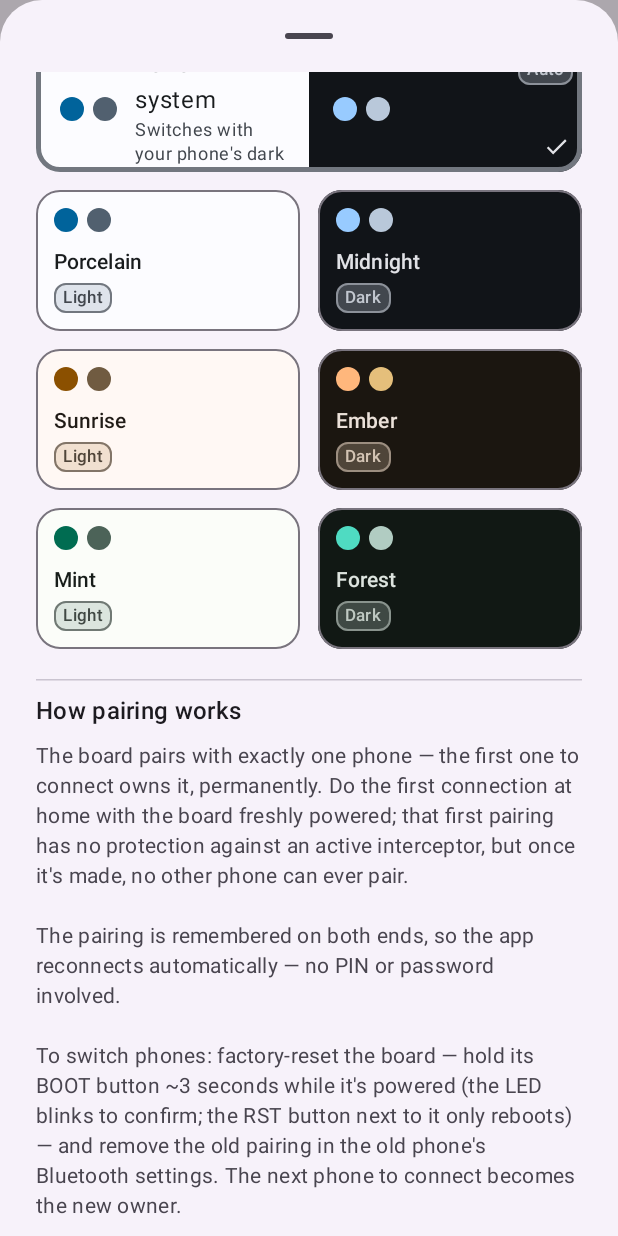
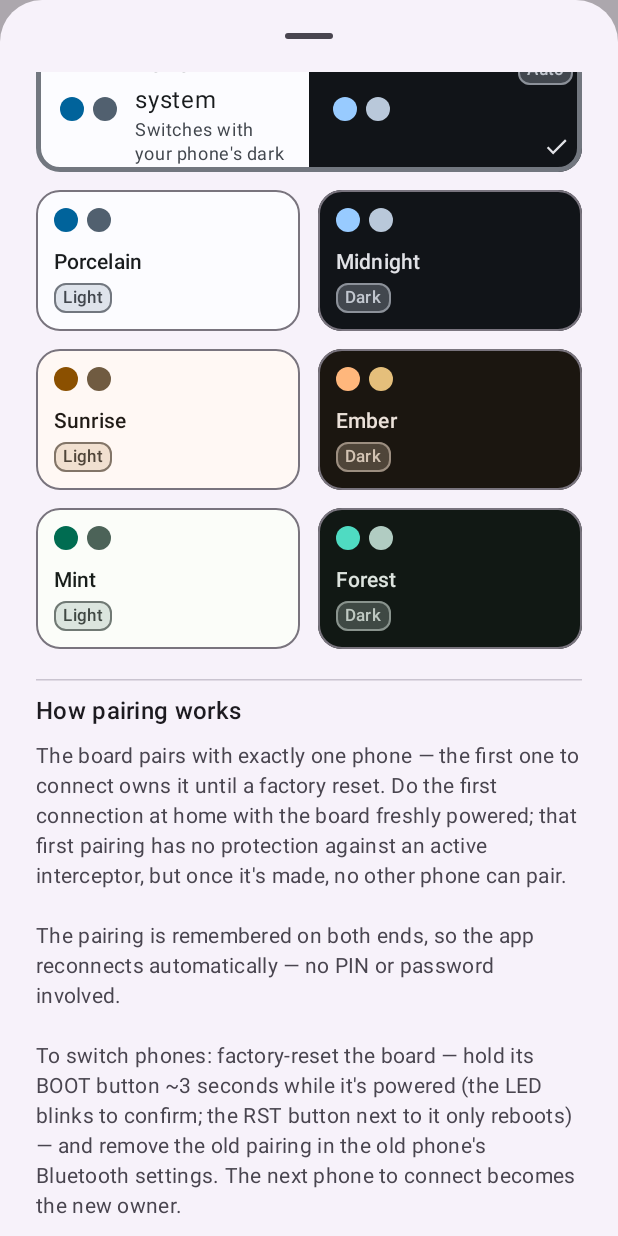
Before and after one commit to kevinywlui/blue-remote, an Android app built with Jetpack Compose: the composable SettingsSheet shown on its own in the app's theme, scrolled down 509 dp, on a phone screen of 412 x 824 dp. Run offline under Robolectric (Android 15) with nearby library versions, the phone set to English and light mode, and no system bars.

Commit message:
Doc polish from review panel: fix retry label, soften permanence claims
- README: "tap Connect" -> "tap Reconnect" (the actual button label);
  "only device that can ever pair" -> "(until a factory reset)".
- Settings sheet: "owns it, permanently" -> "until a factory reset",
  matching the reset instructions two sentences later.
- ux-plan: broaden the historical fence to cover any PIN/stored-secret
  reference, including the PIN-gated connect preconditions in §4.

Co-Authored-By: Claude Fable 5 <noreply@anthropic.com>
Claude-Session: https://claude.ai/code/session_01JDTAnNqckncV6hxY4YmiBM

```diff
--- a/android/app/src/main/java/com/kevinywlui/garageremote/ui/SettingsSheet.kt
+++ b/android/app/src/main/java/com/kevinywlui/garageremote/ui/SettingsSheet.kt
@@ -95,10 +95,10 @@ fun SettingsSheet(
             Spacer(Modifier.height(8.dp))
             Text(
                 text = "The board pairs with exactly one phone — the first one to " +
-                    "connect owns it, permanently. Do the first connection at home " +
-                    "with the board freshly powered; that first pairing has no " +
-                    "protection against an active interceptor, but once it's made, " +
-                    "no other phone can ever pair.\n\n" +
+                    "connect owns it until a factory reset. Do the first connection " +
+                    "at home with the board freshly powered; that first pairing has " +
+                    "no protection against an active interceptor, but once it's " +
+                    "made, no other phone can pair.\n\n" +
                     "The pairing is remembered on both ends, so the app reconnects " +
                     "automatically — no PIN or password involved.\n\n" +
                     "To switch phones: factory-reset the board — hold its BOOT " +
```
Also changed, not shown: 2 other files.
